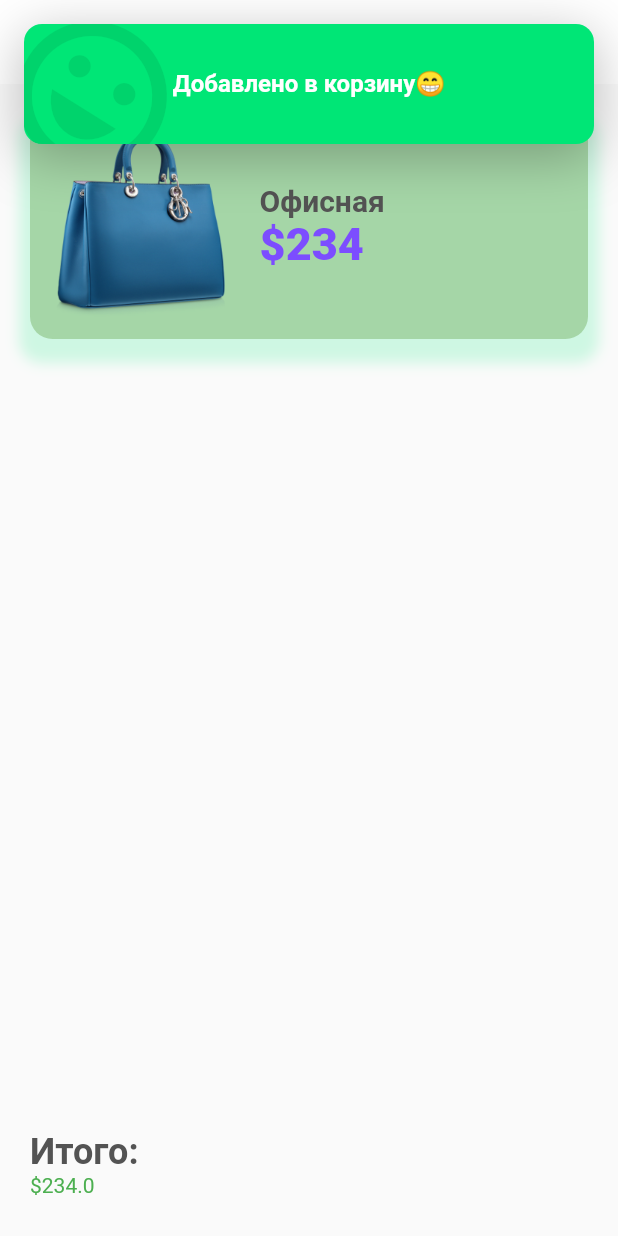
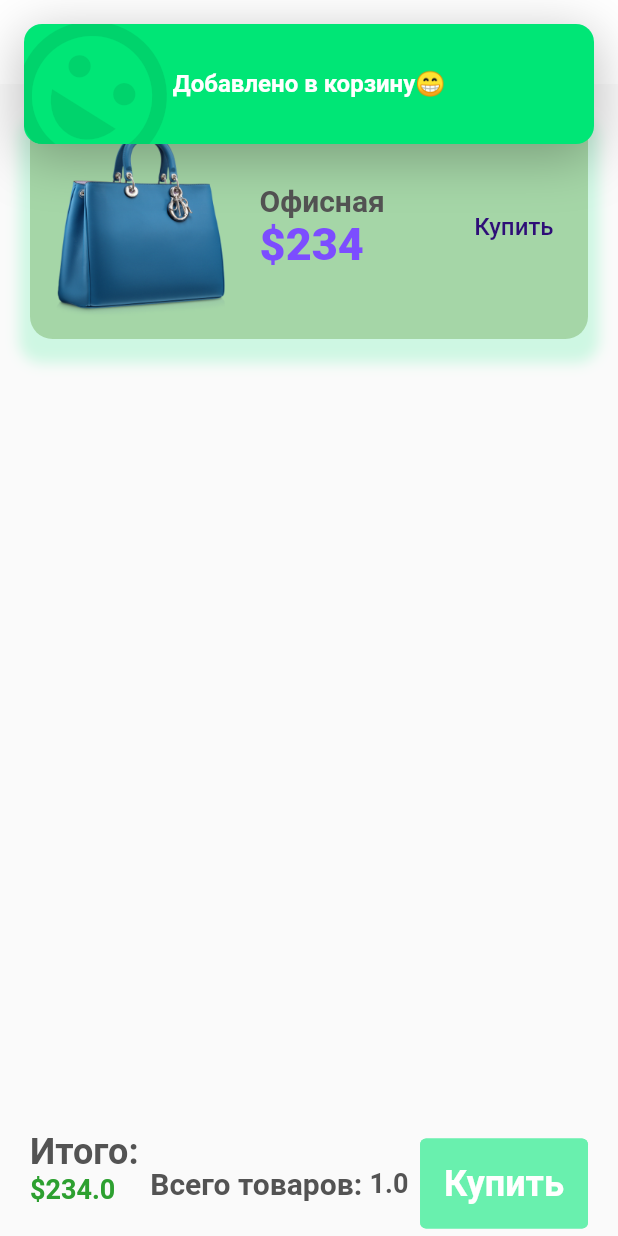
Before and after one commit to 512143/ecommerce, a Flutter app: the DetailsScreen screen opened directly with sample values from the repository, after a tap on the "add" icon, after a tap on "КУПИТЬ", on a phone screen of 412 x 824 dp. Run offline on Flutter 3.47's test engine with Material 2 defaults, Android fonts, the phone set to English and light mode, and no system bars; drawn by our look-alikes of flutter_swipe_action_cell, top_snackbar_flutter; our stand-ins replace flutter_svg.

Commit message:
кнопки купить в корзине и всего товаров

```diff
--- a/lib/models/Product.dart
+++ b/lib/models/Product.dart
@@ -14,6 +14,7 @@ class Product {
     required this.color,
   });
 }
+
 
 List<Product> products = [
   Product(
@@ -157,17 +158,19 @@ List<Product> productDress=[
   ),
   Product(
     id: 2,
-    title: "Золотой обычай",
-    price: 234,
+    title: "Счастливый красный",
+    price: 174,
     size: 12,
     description: dummyText,
+
     image: "assets/images/dress2.png",
-    color: Colors.brown.shade50,
+
+    color: Color.fromARGB(255, 94, 214, 223),
   ),
   Product(
     id: 3,
     title: "Свадебное",
-    price: 234,
+    price: 349,
     size: 12,
     description: dummyText,
     image: "assets/images/dress.png",
@@ -175,8 +178,8 @@ List<Product> productDress=[
   ),
   Product(
     id: 4,
-    title: "Желтая радость",
-    price: 234,
+    title: "Летнее счастье",
+    price: 75,
     size: 12,
     description: dummyText,
     image: "assets/images/dress3.png",
--- a/lib/screens/Cart/card_screen.dart
+++ b/lib/screens/Cart/card_screen.dart
@@ -1,18 +1,34 @@
 import 'package:ecommerce/models/Product.dart';
 import 'package:ecommerce/models/cart.dart';
+import 'package:ecommerce/screens/details/components/body.dart';
+import 'package:ecommerce/screens/home/home_screen.dart';
 import 'package:flutter/material.dart';
 import 'package:flutter_swipe_action_cell/flutter_swipe_action_cell.dart';
 
+import '../../models/cart.dart';
+
+
+
 class CartScreen extends StatefulWidget {
   CartScreen({Key? key}) : super(key: key);
-
   @override
   _CartScreenState createState() => _CartScreenState();
 }
 
 class _CartScreenState extends State<CartScreen> {
   double totalPrice = 0;
-
+  double totalProduct = 0;
+  void _calculateTotalProduct(){
+    if(Cart.cart.isEmpty){
+      totalProduct == 0;
+    }
+    else{
+      for(int i = 0; i<Cart.cart.length;i++)
+      {
+        totalProduct +=1;
+      }
+    }
+  }
   void _calculateTotalPrice(){
     if(Cart.cart.isEmpty){
       totalPrice==0;
@@ -25,6 +41,7 @@ class _CartScreenState extends State<CartScreen> {
   }
   @override
   void initState(){
+    _calculateTotalProduct();
     _calculateTotalPrice();
     super.initState();
   }
@@ -50,6 +67,9 @@ class _CartScreenState extends State<CartScreen> {
          "Корзина",
          style: TextStyle(color: Colors.blueGrey),
        ),
+
+
+
      ),
      body: Cart.cart.length > 0
       ?ListView.separated(
@@ -99,11 +119,52 @@ class _CartScreenState extends State<CartScreen> {
             ),
             Text(
               '\$${totalPrice.toString()}',
-               style: TextStyle(color: Colors.green)
+               style: TextStyle(color: Color.fromARGB(255, 45, 160, 48),
+               fontSize: 18.0,
+               fontWeight: FontWeight.w600
+               )
             ),
 
-          ],)
-        ],)
+
+
+          ],),
+
+          Spacer(),
+          Text('Всего товаров: ',
+           style:
+            TextStyle(
+              fontSize: 20.0,
+              fontWeight: FontWeight.w600
+              ),
+              ),
+          Text(
+            '${totalProduct.toString()}',
+            style:
+            TextStyle(
+              fontSize: 18.0,
+              fontWeight: FontWeight.w600),
+              ),
+          Spacer(),
+
+          OutlinedButton(
+                onPressed: (
+
+                ) {},
+                child: Text('Купить',
+                style:TextStyle(color: Color.fromARGB(255, 255, 255, 255),
+                fontSize: 24.0, fontWeight: FontWeight.w600
+                ),
+
+                ),
+                style: OutlinedButton.styleFrom(
+                  backgroundColor: Colors.greenAccent,
+                  side: BorderSide(width: 7.0, color: Colors.greenAccent),
+                  minimumSize: Size(90, 60),
+                ),
+              )
+        ],
+
+        )
       )
       : const SizedBox()
     );
@@ -112,6 +173,15 @@ class _CartScreenState extends State<CartScreen> {
 class ProductItem extends StatelessWidget {
    ProductItem({Key? key , required this.product}) : super(key: key);
   final Product product;
+  int selectedPage = 0;
+  PageController _pageController = PageController();
+  void setSelectedPage(int index){
+    selectedPage = index;
+    _pageController.animateToPage
+    (index, duration: const Duration(milliseconds: 300),
+     curve: Curves.easeIn
+    );
+  }
 
   @override
   Widget build(BuildContext context) {
@@ -135,6 +205,7 @@ class ProductItem extends StatelessWidget {
             ),
           ],
           ),
+
           child: Row(
             children: [
               Image.asset(product.image, height: 130.0 ),
@@ -149,7 +220,6 @@ class ProductItem extends StatelessWidget {
                       fontWeight: FontWeight.w600
                     ),
                   ),
-
                   Text(
                     '\$${product.price.toString()}',
                     style: const TextStyle(
@@ -158,8 +228,32 @@ class ProductItem extends StatelessWidget {
                       color: Colors.deepPurpleAccent
                     ),
                   ),
+
+
                 ],
-                )
+                ),
+                Spacer(),
+                TextButton(
+              onPressed: () {
+
+                Navigator.push(
+                  context,
+                  MaterialPageRoute(
+                    builder: (BuildContext context)=>HomeScreen()
+                  ),
+                );
+              },
+               child: Text(
+                 "Купить",
+                 style: TextStyle(
+                 fontSize: 16,
+                 fontWeight: FontWeight.w500,
+                ),
+              ),
+              style:TextButton.styleFrom(
+                   primary:Color.fromARGB(255, 46, 14, 119),
+                 ),
+            ),
 
             ],
           ),
--- a/lib/screens/details/components/body.dart
+++ b/lib/screens/details/components/body.dart
@@ -11,6 +11,7 @@ import 'product_title_with_image.dart';
 
 class Body extends StatelessWidget {
   final Product product;
+
   int amount = 1;
   Body({Key? key, required this.product}) : super(key: key);
 
@@ -26,6 +27,7 @@ class Body extends StatelessWidget {
   void decrementAmount(){
     amount --;
     print('Количество товара $amount');
+
   }
 
   @override
--- a/lib/screens/details/components/cart_counter.dart
+++ b/lib/screens/details/components/cart_counter.dart
@@ -22,7 +22,7 @@ class _CartCounterState extends State<CartCounter> {
   Widget build(BuildContext context) {
     return Row(
       children: <Widget>[
-        buildOutlineButton(
+        buildOutlinedButton(
           icon: Icons.remove,
           press: () {
             if (numOfItems > 1) {
@@ -42,7 +42,8 @@ class _CartCounterState extends State<CartCounter> {
             style: Theme.of(context).textTheme.headline6,
           ),
         ),
-        buildOutlineButton(
+        buildOutlinedButton(
+
             icon: Icons.add,
             press: () {
               setState(() {
@@ -55,15 +56,11 @@ class _CartCounterState extends State<CartCounter> {
     );
   }
 
-  SizedBox buildOutlineButton({required IconData icon,Function()? press}) {
+  SizedBox buildOutlinedButton({required IconData icon,Function()? press}) {
     return SizedBox(
       width: 40,
       height: 32,
-      child: OutlineButton(
-        padding: EdgeInsets.zero,
-        shape: RoundedRectangleBorder(
-          borderRadius: BorderRadius.circular(13),
-        ),
+      child: OutlinedButton(
         onPressed: press,
         child: Icon(icon),
       ),
```
Also changed, not shown: assets/images/dress1.png, assets/images/dress2.png, pubspec.lock, 1 other file.
